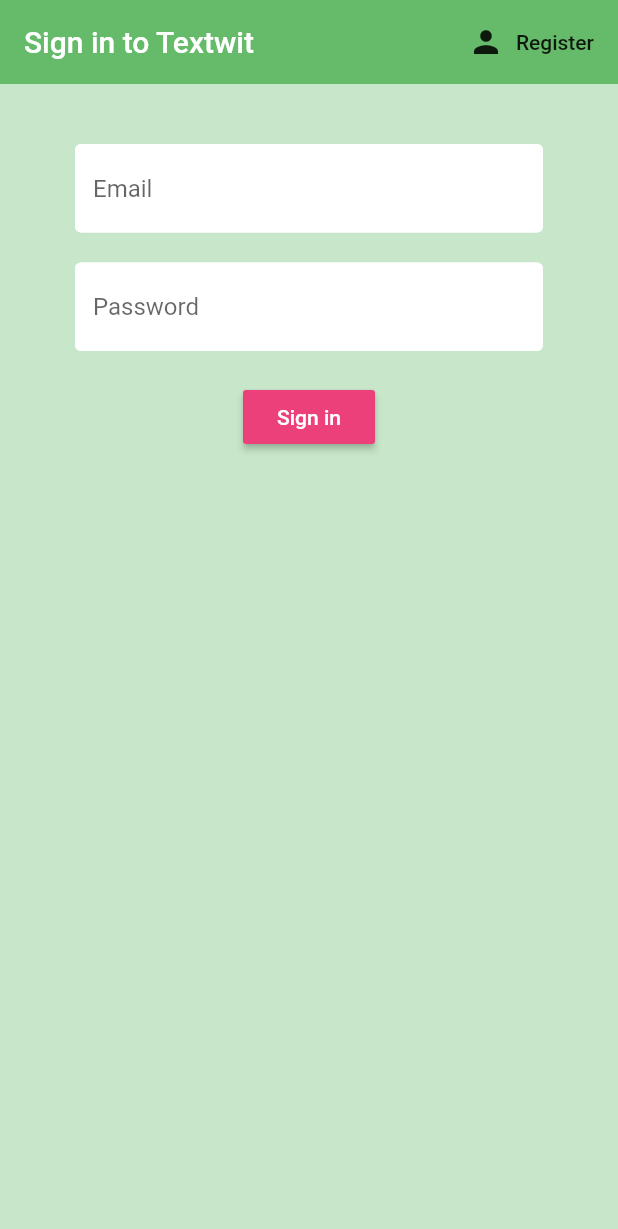
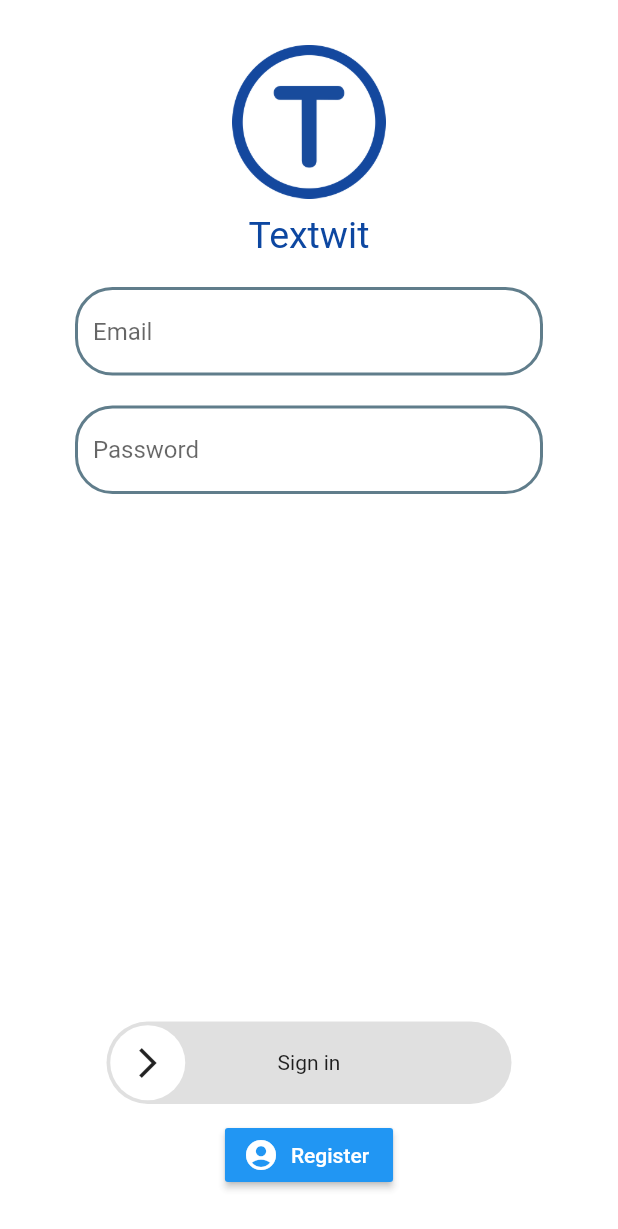
Before and after one commit to ValentinVignal/Nitwixt, a Flutter app: the screen it shows after launch, on a phone screen of 412 x 824 dp. Shown: the top 1229 px of the screen. Run offline on Flutter 3.47's test engine with Material 2 defaults, Android fonts, the phone set to English and light mode, and no system bars; drawn by our look-alikes of slider_button; our stand-ins replace cloud_firestore, firebase_auth, flutter_spinkit; accounts and stored records are empty.

Commit message:
Sign in page

```diff
--- a/lib/main.dart
+++ b/lib/main.dart
@@ -1,6 +1,6 @@
 import 'package:flutter/material.dart';
 import 'package:provider/provider.dart';
-import 'package:textwit/screens/wrapper.dart';
+import 'package:textwit/screens/start.dart';
 import 'package:textwit/services/auth.dart';
 
 import 'models/user.dart';
@@ -16,7 +16,7 @@ class MyApp extends StatelessWidget {
     return StreamProvider<User>.value(
         value: AuthService().user,
         child: MaterialApp(
-          home: Wrapper(),
+          home: Start(),
         ));
   }
 }
--- a/lib/screens/authenticate/sign_in.dart
+++ b/lib/screens/authenticate/sign_in.dart
@@ -1,13 +1,14 @@
 import 'package:flutter/material.dart';
 import 'package:textwit/services/auth.dart';
+import 'package:slider_button/slider_button.dart';
 
 import 'package:textwit/shared/constants.dart';
 import 'package:textwit/shared/loading.dart';
 
 class SignIn extends StatefulWidget {
+  final Function toggleView;
 
-  final Function toggleView;
-  SignIn({ this.toggleView });
+  SignIn({this.toggleView});
 
   @override
   _SignInState createState() => _SignInState();
@@ -25,41 +26,60 @@ class _SignInState extends State<SignIn> {
 
   @override
   Widget build(BuildContext context) {
-    return loading ? Loading() : Scaffold(
-      backgroundColor: Colors.green[100],
-      appBar: AppBar(
-        backgroundColor: Colors.green[400],
-        elevation: 0.0,
-        title: Text('Sign in to Textwit'),
-        actions: <Widget>[
-          FlatButton.icon(
-            icon: Icon(Icons.person),
-            label: Text('Register'),
-            onPressed: () {
-              widget.toggleView();
-            },
-          ),
-        ],
-      ),
+    return Scaffold(
+      backgroundColor: Colors.white70,
+//      appBar: AppBar(
+//        backgroundColor: Colors.blueGrey,
+//        elevation: 0.0,
+//        title: Text('Sign in to Textwit'),
+//        actions: <Widget>[
+//          FlatButton.icon(
+//            icon: Icon(Icons.person),
+//            label: Text('Register'),
+//            onPressed: () {
+//              widget.toggleView();
+//            },
+//          ),
+//        ],
+//      ),
       body: Container(
         padding: EdgeInsets.symmetric(vertical: 20.0, horizontal: 50.0),
         child: Form(
           key: _formKey,
           child: Column(
             children: <Widget>[
+              SizedBox(height: 10.0),
+              Image.asset(
+                'assets/images/T.png',
+                scale: 10,
+              ),
+              SizedBox(height: 10.0),
+              Text(
+                'Textwit',
+                style: TextStyle(color: Colors.blue[900], fontSize: 25.0),
+              ),
               SizedBox(height: 20.0),
               TextFormField(
+                initialValue: email,
+                keyboardType: TextInputType.emailAddress,
                 decoration: textInputDecoration.copyWith(hintText: 'Email'),
-                validator: (val) => val.isEmpty ? 'Enter an email' : null,
+                validator: (val) {
+                  if (val.isEmpty) {
+                    return 'Enter an email';
+                  } else if (!validateEmail(val)) {
+                    return 'Enter a valid email';
+                  }
+                  return null;
+                },
                 onChanged: (val) {
                   setState(() => email = val);
                 },
               ),
               SizedBox(height: 20.0),
               TextFormField(
+                initialValue: password,
                 decoration: textInputDecoration.copyWith(hintText: 'Password'),
-                validator: (val) =>
-                  val.length < 6 ? 'Enter a password 6+ chars long' : null,
+                validator: (val) => val.isEmpty ? 'Enter a password' : null,
                 obscureText: true,
                 onChanged: (val) {
                   setState(() => password = val);
@@ -68,29 +88,52 @@ class _SignInState extends State<SignIn> {
               SizedBox(
                 height: 20.0,
               ),
-              RaisedButton(
-                color: Colors.pink[400],
-                child: Text(
+              SizedBox(height: 12.0),
+              Text(
+                error,
+                style: TextStyle(color: Colors.red, fontSize: 14.0),
+              ),
+              loading ? Loading() : Container(),
+              Expanded(child: Container()),
+              SliderButton(
+                label: Text(
                   'Sign in',
-                  style: TextStyle(color: Colors.white),
+                  style: TextStyle(color: Colors.black),
                 ),
-                onPressed: () async {
+                icon: Center(
+                  child: Icon(Icons.arrow_forward_ios),
+                ),
+                height: 55.0,
+                buttonSize: 50.0,
+                action: () async {
                   if (_formKey.currentState.validate()) {
                     setState(() => loading = true);
                     dynamic result = await _auth.signInEmailPassword(email, password);
                     if (result == null) {
                       setState(() {
-                        error = 'Could not sign in with those credentials';
+                        error = 'Email or wrong password';
                         loading = false;
                       });
                     }
                   }
                 },
+                dismissible: false,
+                alignLabel: Alignment(0.0, 0.0),
+                vibrationFlag: false,
               ),
-              SizedBox(height: 12.0),
-              Text(
-                error,
-                style: TextStyle(color: Colors.red, fontSize: 14.0),
+              SizedBox(
+                height: 10.0,
+              ),
+              RaisedButton.icon(
+                onPressed: () {
+                  widget.toggleView();
+                },
+                icon: Icon(Icons.account_circle, color: Colors.white,),
+                label: Text('Register', style: TextStyle(color: Colors.white),),
+                color: Colors.blue,
+                ),
+              SizedBox(
+                height: 10.0,
                 ),
             ],
           ),
--- a/lib/screens/home/brew_tile.dart
+++ b/lib/screens/home/brew_tile.dart
@@ -15,7 +15,7 @@ class BrewTile extends StatelessWidget {
           leading: CircleAvatar(
             radius: 25.0,
             backgroundColor: Colors.green[brew.strength],
-            backgroundImage: AssetImage('assets/image.png'),
+            backgroundImage: AssetImage('assets/images/image.png'),
           ),
           title: Text(brew.name),
           subtitle: Text('Takes ${brew.sugars} sugar(s)'),
--- a/lib/screens/home/home.dart
+++ b/lib/screens/home/home.dart
@@ -48,7 +48,7 @@ class Home extends StatelessWidget {
         body: Container(
           decoration: BoxDecoration(
             image: DecorationImage(
-              image: AssetImage('assets/image.png'),
+              image: AssetImage('assets/images/image.png'),
               fit: BoxFit.cover,
             ),
           ),
--- a/lib/screens/wrapper.dart
+++ b/lib/screens/start.dart
@@ -4,7 +4,7 @@ import 'package:textwit/models/user.dart';
 import 'home/home.dart';
 import 'authenticate/authenticate.dart';
 
-class Wrapper extends StatelessWidget {
+class Start extends StatelessWidget {
   @override
   Widget build(BuildContext context) {
 
--- a/lib/shared/constants.dart
+++ b/lib/shared/constants.dart
@@ -1,12 +1,30 @@
 import 'package:flutter/material.dart';
+
 
 const textInputDecoration = InputDecoration(
   fillColor: Colors.white,
   filled: true,
   enabledBorder: OutlineInputBorder(
-    borderSide: BorderSide(color: Colors.white, width: 2.0),
+    borderRadius: BorderRadius.all(Radius.circular(25.0)),
+    borderSide: BorderSide(color: Colors.blueGrey, width: 2.0),
   ),
   focusedBorder: OutlineInputBorder(
-    borderSide: BorderSide(color: Colors.pink, width: 2.0),
+    borderRadius: BorderRadius.all(Radius.circular(25.0)),
+    borderSide: BorderSide(color: Colors.greenAccent, width: 2.0),
   ),
+  errorBorder: OutlineInputBorder(
+    borderRadius: BorderRadius.all(Radius.circular(25.0)),
+    borderSide: BorderSide(color: Colors.red, width: 2.0),
+    ),
+  focusedErrorBorder: OutlineInputBorder(
+    borderRadius: BorderRadius.all(Radius.circular(25.0)),
+    borderSide: BorderSide(color: Colors.red, width: 2.0),
+    ),
 );
+
+bool validateEmail(String value) {
+  Pattern pattern =
+      r'^(([^<>()[\]\\.,;:\s@\"]+(\.[^<>()[\]\\.,;:\s@\"]+)*)|(\".+\"))@((\[[0-9]{1,3}\.[0-9]{1,3}\.[0-9]{1,3}\.[0-9]{1,3}\])|(([a-zA-Z\-0-9]+\.)+[a-zA-Z]{2,}))$';
+  RegExp regex = new RegExp(pattern);
+  return (!regex.hasMatch(value)) ? false : true;
+}
--- a/lib/shared/loading.dart
+++ b/lib/shared/loading.dart
@@ -5,10 +5,9 @@ class Loading extends StatelessWidget {
   @override
   Widget build(BuildContext context) {
     return Container (
-      color: Colors.green[100],
       child: Center(
-        child: SpinKitChasingDots(
-          color: Colors.green,
+        child: SpinKitCircle(
+          color: Colors.blue[900],
           size: 50.0,
         ),
       ),
--- a/pubspec.yaml
+++ b/pubspec.yaml
@@ -33,6 +33,7 @@ dependencies:
   google_sign_in: ^4.4.4
   provider: ^4.0.5
   flutter_spinkit: ^4.1.2
+  slider_button: ^0.5.0
 
 dev_dependencies:
   flutter_test:
@@ -51,7 +52,8 @@ flutter:
 
   # To add assets to your application, add an assets section, like this:
   assets:
-    - assets/
+    - assets/images/image.png
+    - assets/images/T.png
   #   - images/a_dot_burr.jpeg
   #   - images/a_dot_ham.jpeg
 
```
Also changed, not shown: assets/images/T.png (added), assets/images/image.png (renamed from assets/image.png), assets/images/message.png (added), pubspec.lock.
